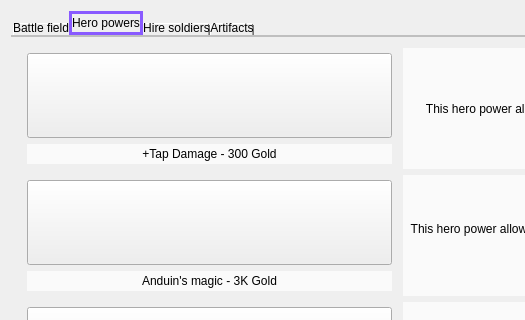
First picture: the form in courses/prog_base_3/dungeonOfDragons/battlefieldui.ui, repository Tayum/KPI-Courses, before the edit; both pictures show x 0 to 525 and y 0 to 320 of the 800 by 700 pixel window.
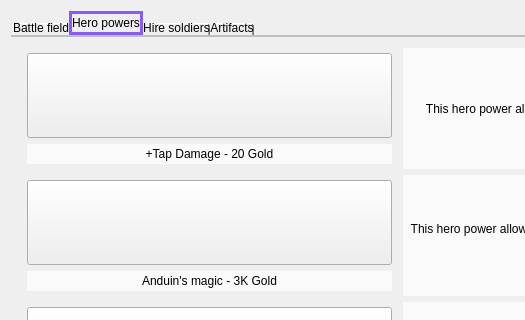
Second picture: the form after the edit. The open tabs and pages were chosen to show the change. Icons and pictures are not drawn.

What changed in the file:
```diff
--- a/courses/prog_base_3/dungeonOfDragons/battlefieldui.ui
+++ b/courses/prog_base_3/dungeonOfDragons/battlefieldui.ui
@@ -653,7 +653,7 @@
                <string notr="true"/>
               </property>
               <property name="text">
-               <string>+Tap Damage - 300 Gold</string>
+               <string>+Tap Damage - 20 Gold</string>
               </property>
               <property name="alignment">
                <set>Qt::AlignCenter</set>
```
Left out of the diff: 2 changed lines with no effect on the pictures.
